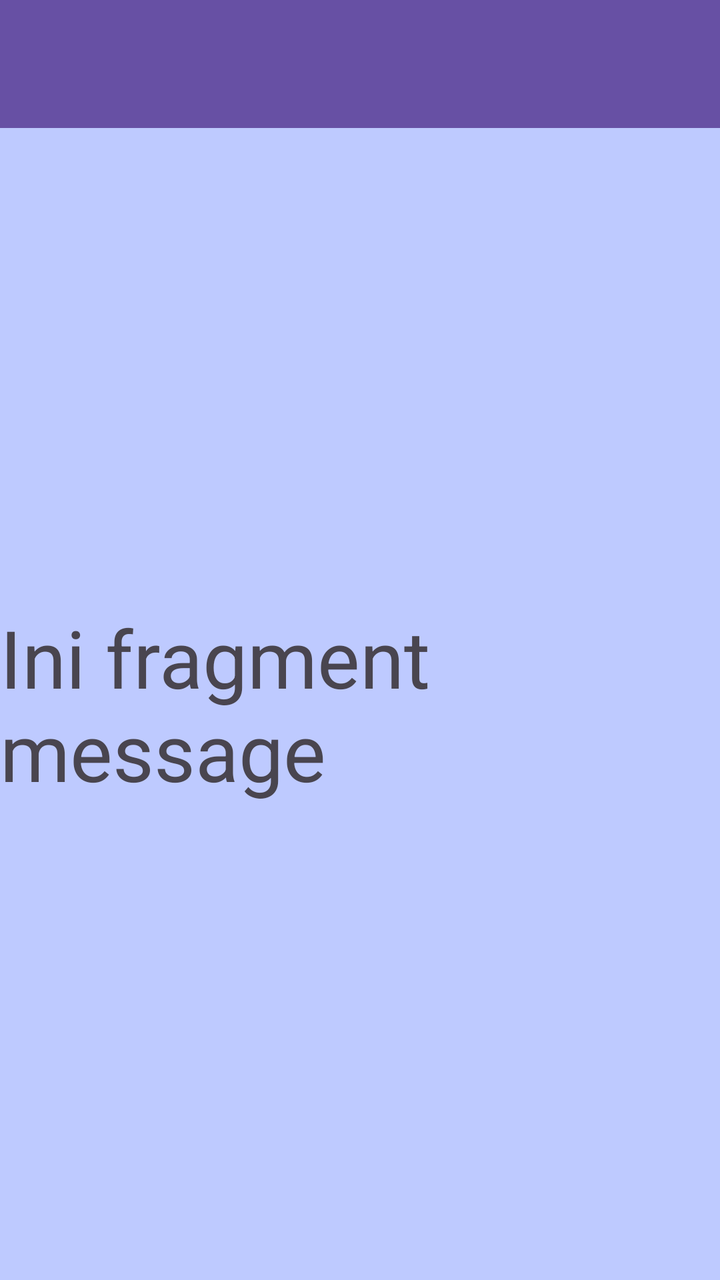
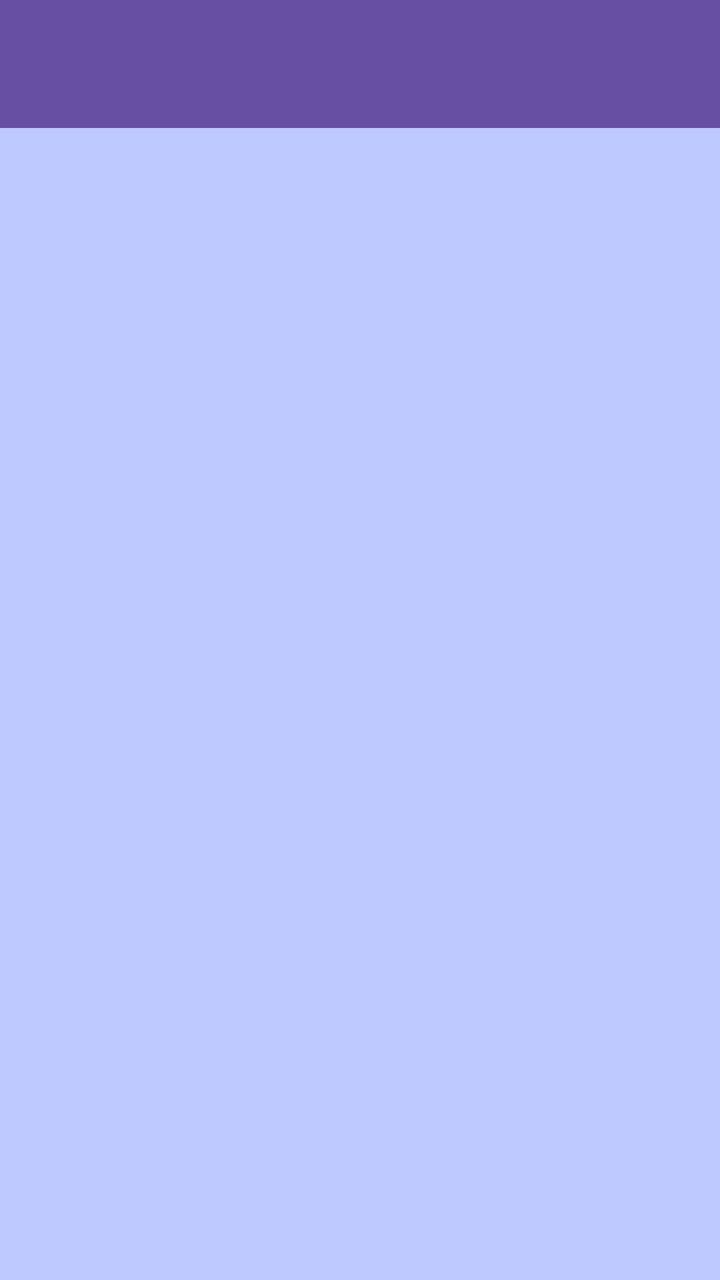

The first picture is an Android layout as it rendered before a commit; the second is the same layout after the commit. The layout source and the unified diff follow.
<!-- AndroidManifest.xml: application theme Theme.Victor3TIE -->
<!-- res/layout/fragment_message.xml -->
<?xml version="1.0" encoding="utf-8"?>
<androidx.constraintlayout.widget.ConstraintLayout xmlns:android="http://schemas.android.com/apk/res/android"
    xmlns:app="http://schemas.android.com/apk/res-auto"
    xmlns:tools="http://schemas.android.com/tools"
    android:layout_width="match_parent"
    android:layout_height="match_parent"
    android:background="#BECAFF"
    tools:context=".Message.MessageFragment">

    <androidx.appcompat.widget.Toolbar
        android:id="@+id/toolbar"
        android:layout_width="match_parent"
        android:layout_height="?attr/actionBarSize"
        android:background="?attr/colorPrimary"
        app:layout_constraintEnd_toEndOf="parent"
        app:layout_constraintStart_toStartOf="parent"
        app:layout_constraintTop_toTopOf="parent"
        app:titleTextColor="@android:color/white" />

    <TextView
        android:layout_width="wrap_content"
        android:layout_height="wrap_content"
        android:text="Ini fragment message"
        android:textSize="40sp"
        app:layout_constraintBottom_toBottomOf="parent"
        app:layout_constraintEnd_toEndOf="parent"
        app:layout_constraintStart_toStartOf="parent"
        app:layout_constraintTop_toBottomOf="@+id/toolbar" />

</androidx.constraintlayout.widget.ConstraintLayout>
<!-- resources referenced by this layout -->
<resources>
  <style name="Theme.Victor3TIE" parent="Base.Theme.Victor3TIE" />
  <style name="Base.Theme.Victor3TIE" parent="Theme.Material3.DayNight.NoActionBar">
          
          
      </style>
</resources>

<!-- the commit's change to res/layout/fragment_message.xml (unified diff, before → after) -->
@@ -1,5 +1,5 @@
 <?xml version="1.0" encoding="utf-8"?>
-<androidx.constraintlayout.widget.ConstraintLayout xmlns:android="http://schemas.android.com/apk/res/android"
+<androidx.coordinatorlayout.widget.CoordinatorLayout xmlns:android="http://schemas.android.com/apk/res/android"
     xmlns:app="http://schemas.android.com/apk/res-auto"
     xmlns:tools="http://schemas.android.com/tools"
     android:layout_width="match_parent"
@@ -7,24 +7,26 @@
     android:background="#BECAFF"
     tools:context=".Message.MessageFragment">
 
-    <androidx.appcompat.widget.Toolbar
-        android:id="@+id/toolbar"
+    <com.google.android.material.appbar.AppBarLayout
+        android:id="@+id/appBarLayout"
         android:layout_width="match_parent"
-        android:layout_height="?attr/actionBarSize"
-        android:background="?attr/colorPrimary"
-        app:layout_constraintEnd_toEndOf="parent"
-        app:layout_constraintStart_toStartOf="parent"
-        app:layout_constraintTop_toTopOf="parent"
-        app:titleTextColor="@android:color/white" />
+        android:layout_height="wrap_content"
+        android:theme="@style/ThemeOverlay.AppCompat.Dark.ActionBar">
 
-    <TextView
-        android:layout_width="wrap_content"
-        android:layout_height="wrap_content"
-        android:text="Ini fragment message"
-        android:textSize="40sp"
-        app:layout_constraintBottom_toBottomOf="parent"
-        app:layout_constraintEnd_toEndOf="parent"
-        app:layout_constraintStart_toStartOf="parent"
-        app:layout_constraintTop_toBottomOf="@+id/toolbar" />
+        <androidx.appcompat.widget.Toolbar
+            android:id="@+id/toolbar"
+            android:layout_width="match_parent"
+            android:layout_height="?attr/actionBarSize"
+            android:background="?attr/colorPrimary"
+            app:layout_scrollFlags="scroll|enterAlways"
+            app:titleTextColor="@android:color/white" />
 
-</androidx.constraintlayout.widget.ConstraintLayout>
+    </com.google.android.material.appbar.AppBarLayout>
+
+    <ListView
+        android:id="@+id/listMessageItem"
+        android:layout_width="match_parent"
+        android:layout_height="match_parent"
+        app:layout_behavior="@string/appbar_scrolling_view_behavior" />
+
+</androidx.coordinatorlayout.widget.CoordinatorLayout>
